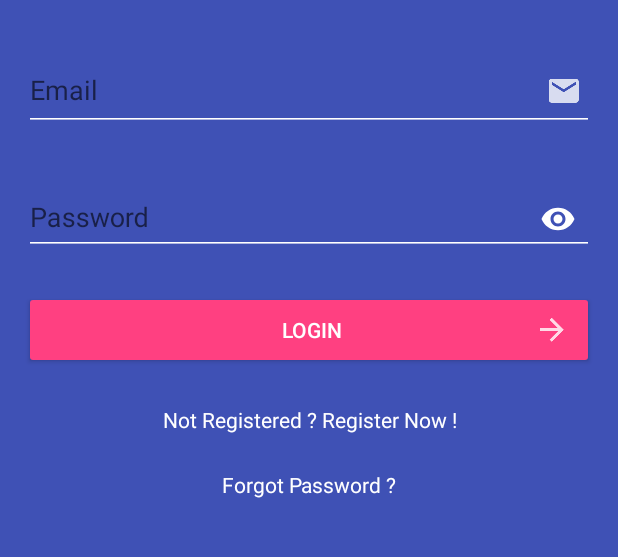
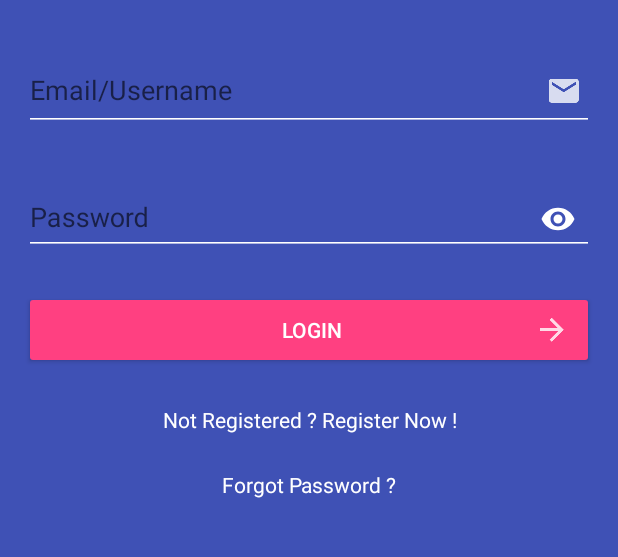
Before and after one commit to adipurapunya/Android-Timedic, an Android app: the fragment LoginFragment placed in its activity, on a phone screen of 412 x 824 dp, the part 144-701 px from its top. Run offline under Robolectric (Android 15) with nearby library versions, the phone set to English and light mode, and no system bars; libraries missing offline, so code that uses them is left out: retrofit2.adapter.rxjava, rx.android.schedulers, rx.schedulers, rx.subscriptions; 2 statements that could not run were skipped.

Commit message:
Update Label

```diff
--- a/app/src/main/res/layout/fragment_login.xml
+++ b/app/src/main/res/layout/fragment_login.xml
@@ -35,7 +35,7 @@
                     android:layout_width="match_parent"
                     android:layout_height="wrap_content"
                     android:drawableRight="@drawable/ic_email"
-                    android:hint="Email"
+                    android:hint="Email/Username"
                     android:inputType="textEmailAddress" />
 
             </android.support.design.widget.TextInputLayout>
```
